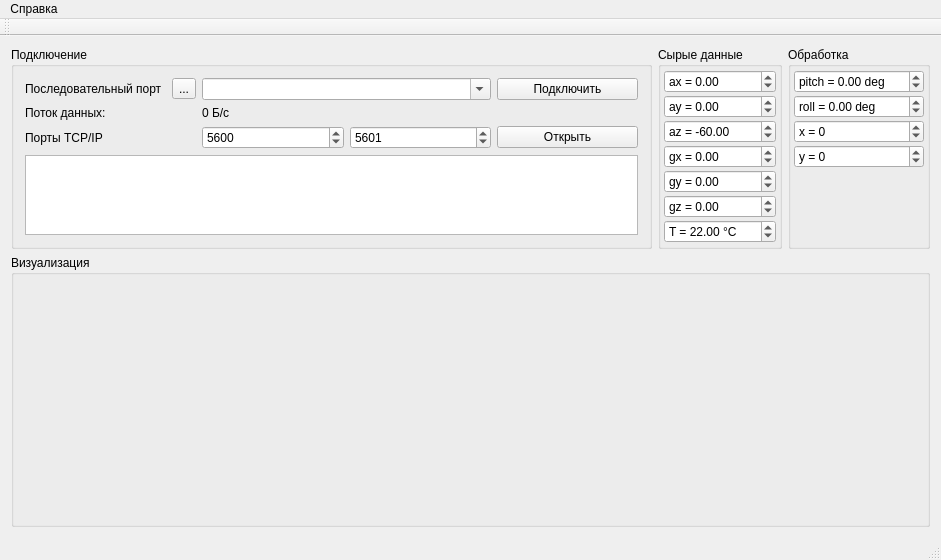
This is accel_com_v3/mainwindow.ui in grifill/Open_CC3D_USB_Facility as Qt 5 draws it before an edit. The edited form follows.
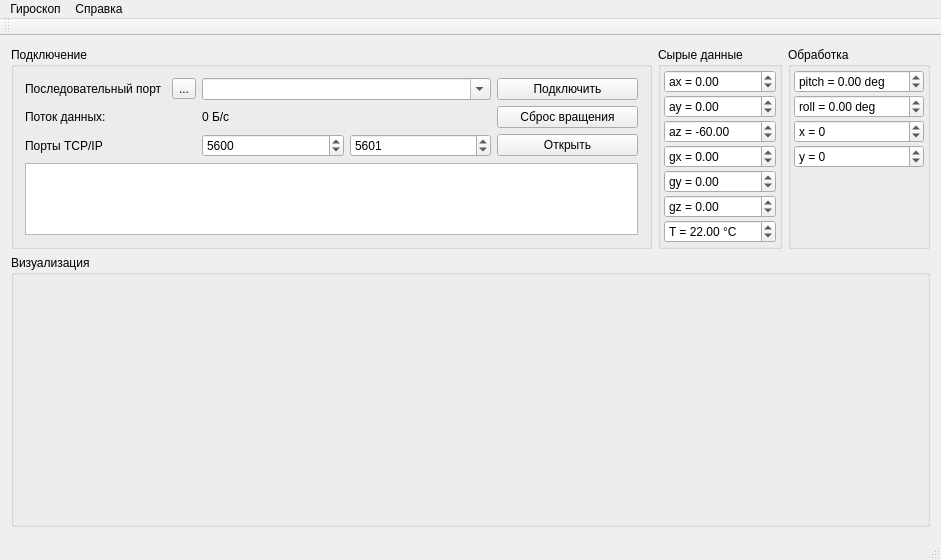
This is the edited form. Custom widgets are drawn as their Qt base class.

Patch:
```diff
--- a/accel_com_v3/mainwindow.ui
+++ b/accel_com_v3/mainwindow.ui
@@ -67,6 +67,9 @@
            </property>
           </widget>
          </item>
+         <item row="3" column="0" colspan="5">
+          <widget class="QTextEdit" name="log_edit"/>
+         </item>
          <item row="2" column="0">
           <widget class="QLabel" name="label_2">
            <property name="text">
@@ -84,16 +87,6 @@
            </property>
           </widget>
          </item>
-         <item row="3" column="0" colspan="5">
-          <widget class="QTextEdit" name="log_edit"/>
-         </item>
-         <item row="1" column="2" colspan="3">
-          <widget class="QLabel" name="comSpeed_label">
-           <property name="text">
-            <string>0 Б/с</string>
-           </property>
-          </widget>
-         </item>
          <item row="0" column="1">
           <widget class="QToolButton" name="refreshPorts_button">
            <property name="text">
@@ -108,6 +101,20 @@
            </property>
           </widget>
          </item>
+         <item row="1" column="2" colspan="2">
+          <widget class="QLabel" name="comSpeed_label">
+           <property name="text">
+            <string>0 Б/с</string>
+           </property>
+          </widget>
+         </item>
+         <item row="1" column="4">
+          <widget class="QPushButton" name="resetRotation_button">
+           <property name="text">
+            <string>Сброс вращения</string>
+           </property>
+          </widget>
+         </item>
         </layout>
        </widget>
       </item>
@@ -405,7 +412,7 @@
      <x>0</x>
      <y>0</y>
      <width>941</width>
-     <height>26</height>
+     <height>19</height>
     </rect>
    </property>
    <widget class="QMenu" name="menu">
@@ -414,6 +421,14 @@
     </property>
     <addaction name="about_action"/>
    </widget>
+   <widget class="QMenu" name="menu_2">
+    <property name="title">
+     <string>Гироскоп</string>
+    </property>
+    <addaction name="calibrateZero_action"/>
+    <addaction name="calibrateAngle_action"/>
+   </widget>
+   <addaction name="menu_2"/>
    <addaction name="menu"/>
   </widget>
   <widget class="QToolBar" name="mainToolBar">
@@ -430,6 +445,19 @@
     <string>О программе</string>
    </property>
   </action>
+  <action name="calibrateZero_action">
+   <property name="text">
+    <string>Калибровка нуля</string>
+   </property>
+   <property name="toolTip">
+    <string>Калибровка нуля</string>
+   </property>
+  </action>
+  <action name="calibrateAngle_action">
+   <property name="text">
+    <string>Калибровка угла</string>
+   </property>
+  </action>
  </widget>
  <layoutdefault spacing="6" margin="11"/>
  <customwidgets>
```
